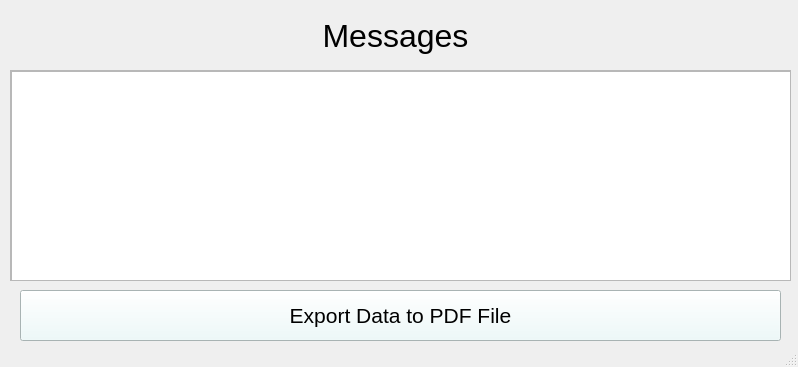
Above: GUIui/messagesData.ui from yahalomit/Drugs-Matching-Project before the change. Below: the same form after it.
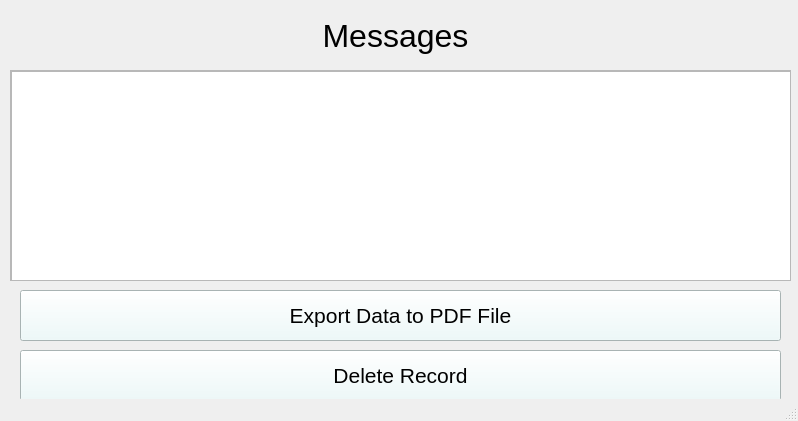
That is the form after the change.

Commit message:
create delete btn&functions
creating delete button and its function in order to give the admin the ability to mage data from DB

```diff
--- a/GUIui/messagesData.ui
+++ b/GUIui/messagesData.ui
@@ -7,7 +7,7 @@
     <x>0</x>
     <y>0</y>
     <width>798</width>
-    <height>367</height>
+    <height>421</height>
    </rect>
   </property>
   <property name="windowTitle">
@@ -89,6 +89,27 @@
      <string>Export Data to PDF File</string>
     </property>
    </widget>
+   <widget class="QPushButton" name="deleteBtn">
+    <property name="geometry">
+     <rect>
+      <x>20</x>
+      <y>350</y>
+      <width>761</width>
+      <height>51</height>
+     </rect>
+    </property>
+    <property name="font">
+     <font>
+      <pointsize>16</pointsize>
+     </font>
+    </property>
+    <property name="styleSheet">
+     <string notr="true">background-color: rgb(235, 250, 250);</string>
+    </property>
+    <property name="text">
+     <string>Delete Record</string>
+    </property>
+   </widget>
   </widget>
   <widget class="QStatusBar" name="statusbar"/>
  </widget>
```
The commit also changes 16 other files.
